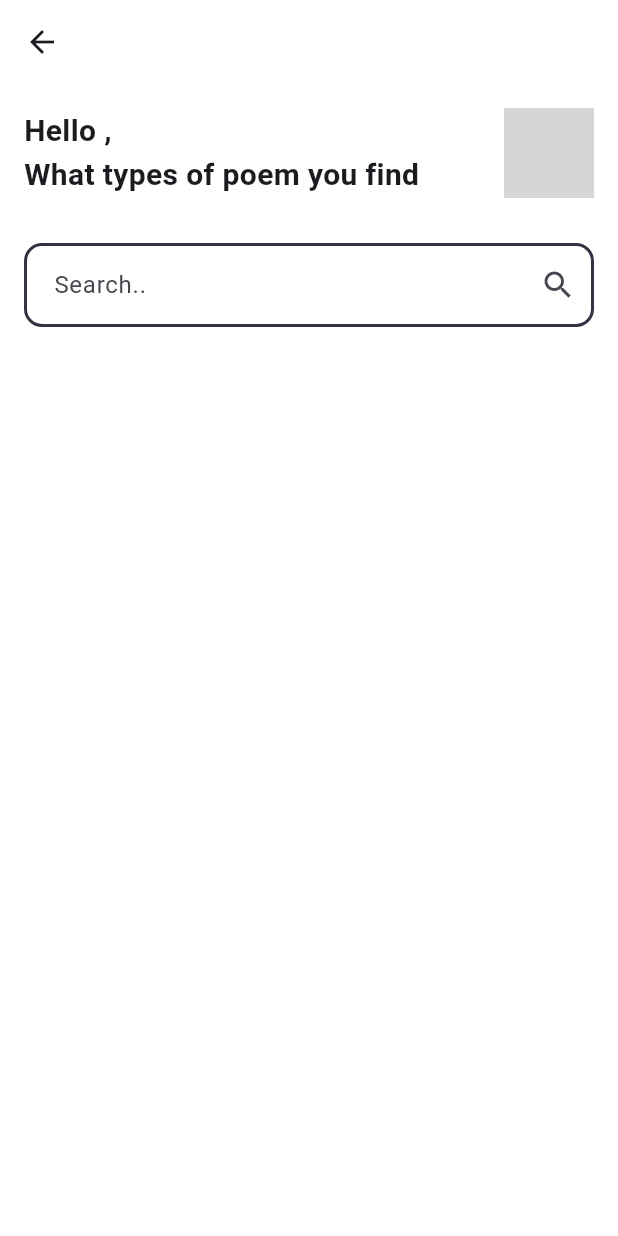
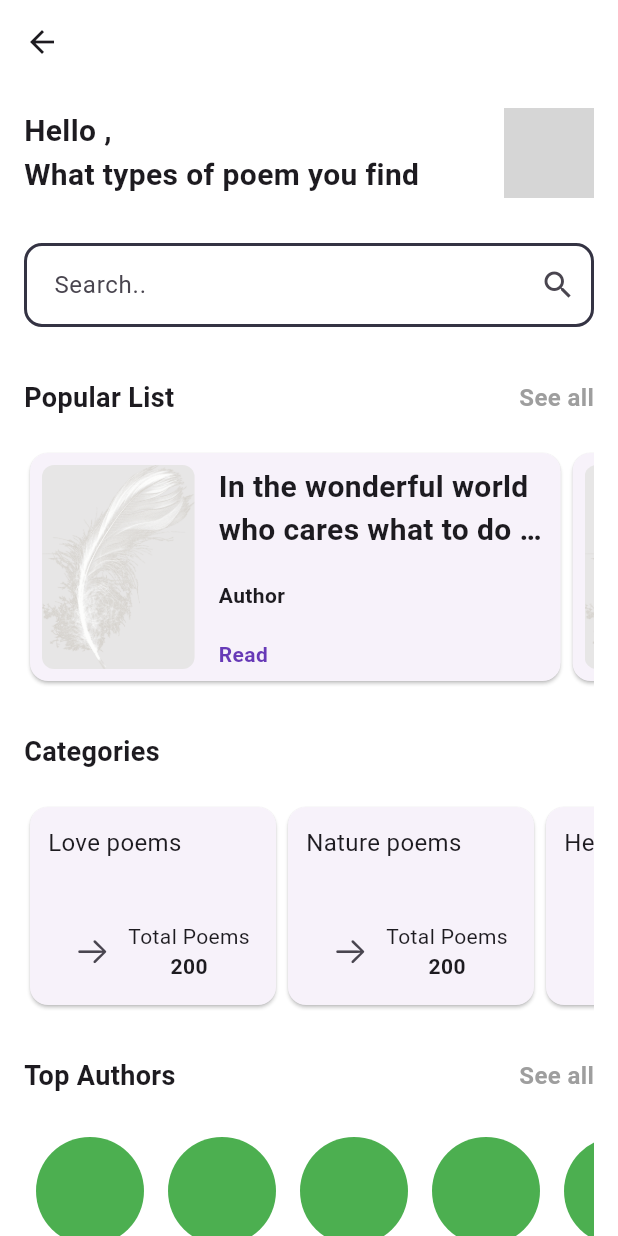
Before and after one commit to dipankarupd/Poets-Paradise-A-Poetry-App, a Flutter app: the HomePage screen opened directly, on a phone screen of 412 x 824 dp. Run offline on Flutter 3.47's test engine with Material 3 defaults, Android fonts, the phone set to English and light mode, and no system bars; our stand-ins replace animated_splash_screen, cloud_firestore, dotted_border, firebase_auth, firebase_core, firebase_storage and 7 more; accounts and stored records are empty; network calls fail; grey boxes are pictures that could not be loaded.

Commit message:
update home UI

```diff
--- a/lib/features/poetry/presentation/page/home/home_page.dart
+++ b/lib/features/poetry/presentation/page/home/home_page.dart
@@ -2,8 +2,12 @@ import 'package:flutter/material.dart';
 import 'package:flutter_bloc/flutter_bloc.dart';
 import 'package:poets_paradise/cores/palette/app_palette.dart';
 import 'package:poets_paradise/cores/utils/loader.dart';
+import 'package:poets_paradise/cores/utils/poetry_categories.dart';
 import 'package:poets_paradise/features/poetry/presentation/bloc/poetry_bloc.dart';
+import 'package:poets_paradise/features/poetry/presentation/widget/author_list_display.dart';
 import 'package:poets_paradise/features/poetry/presentation/widget/home_header.dart';
+import 'package:poets_paradise/features/poetry/presentation/widget/poetry_category_card.dart';
+import 'package:poets_paradise/features/poetry/presentation/widget/popular_poetry_card.dart';
 import 'package:poets_paradise/features/poetry/presentation/widget/search_bar.dart';
 
 class HomePage extends StatefulWidget {
@@ -20,6 +24,7 @@ class _HomePageState extends State<HomePage> {
     context.read<PoetryBloc>().add(PoetryInitialEvent());
   }
 
+  final categoryList = getCategoriesList();
   @override
   Widget build(BuildContext context) {
     return BlocBuilder<PoetryBloc, PoetryState>(
@@ -35,15 +40,102 @@ class _HomePageState extends State<HomePage> {
             appBar: AppBar(
               backgroundColor: AppPallete.backgroundColor,
             ),
-            body: const Padding(
-              padding: EdgeInsets.all(16),
-              child: Column(
-                crossAxisAlignment: CrossAxisAlignment.start,
-                children: [
-                  HomePageHeader(),
-                  SizedBox(height: 30),
-                  CustomSearchBar(),
-                ],
+            body: SingleChildScrollView(
+              child: Padding(
+                padding: const EdgeInsets.all(16),
+                child: Column(
+                  crossAxisAlignment: CrossAxisAlignment.start,
+                  children: [
+                    const HomePageHeader(),
+                    const SizedBox(height: 30),
+                    const CustomSearchBar(),
+                    const SizedBox(height: 30),
+                    const Row(
+                      mainAxisAlignment: MainAxisAlignment.spaceBetween,
+                      children: [
+                        Text(
+                          'Popular List',
+                          style: TextStyle(
+                            fontSize: 18,
+                            fontWeight: FontWeight.bold,
+                          ),
+                        ),
+                        Text(
+                          'See all',
+                          style: TextStyle(
+                            fontSize: 16,
+                            fontWeight: FontWeight.w600,
+                            color: AppPallete.greyColor,
+                          ),
+                        ),
+                      ],
+                    ),
+                    const SizedBox(height: 20),
+                    SizedBox(
+                      height: 160,
+                      child: ListView.builder(
+                        scrollDirection: Axis.horizontal,
+                        itemBuilder: (context, index) {
+                          return const PopularPoetryCard();
+                        },
+                        itemCount: 3,
+                      ),
+                    ),
+                    const SizedBox(height: 30),
+                    Text(
+                      'Categories',
+                      style: TextStyle(
+                        fontSize: 18,
+                        fontWeight: FontWeight.bold,
+                      ),
+                    ),
+                    const SizedBox(height: 20),
+                    SizedBox(
+                      height: 140,
+                      child: ListView.builder(
+                        scrollDirection: Axis.horizontal,
+                        itemBuilder: (context, index) {
+                          return PoetryCategoryCard(
+                            category: categoryList[index],
+                          );
+                        },
+                        itemCount: categoryList.length,
+                      ),
+                    ),
+                    SizedBox(height: 30),
+                    const Row(
+                      mainAxisAlignment: MainAxisAlignment.spaceBetween,
+                      children: [
+                        Text(
+                          'Top Authors',
+                          style: TextStyle(
+                            fontSize: 18,
+                            fontWeight: FontWeight.bold,
+                          ),
+                        ),
+                        Text(
+                          'See all',
+                          style: TextStyle(
+                            fontSize: 16,
+                            fontWeight: FontWeight.w600,
+                            color: AppPallete.greyColor,
+                          ),
+                        ),
+                      ],
+                    ),
+                    const SizedBox(height: 20),
+                    SizedBox(
+                      height: 120,
+                      child: ListView.builder(
+                        scrollDirection: Axis.horizontal,
+                        itemBuilder: (context, index) {
+                          return const AuthorListDisplay();
+                        },
+                        itemCount: 5,
+                      ),
+                    ),
+                  ],
+                ),
               ),
             ),
           );
--- /dev/null
+++ b/lib/features/poetry/presentation/widget/author_list_display.dart
@@ -0,0 +1,24 @@
+import 'package:flutter/material.dart';
+
+class AuthorListDisplay extends StatelessWidget {
+  const AuthorListDisplay({super.key});
+
+  @override
+  Widget build(BuildContext context) {
+    return const Padding(
+      padding: EdgeInsets.all(8.0),
+      child: Column(
+        children: [
+          CircleAvatar(
+            radius: 36,
+            backgroundColor: Colors.green,
+          ),
+          Text(
+            'username',
+            style: TextStyle(fontWeight: FontWeight.bold, fontSize: 14),
+          )
+        ],
+      ),
+    );
+  }
+}
--- /dev/null
+++ b/lib/features/poetry/presentation/widget/poetry_category_card.dart
@@ -0,0 +1,49 @@
+// ignore_for_file: public_member_api_docs, sort_constructors_first
+import 'package:flutter/cupertino.dart';
+import 'package:flutter/material.dart';
+
+class PoetryCategoryCard extends StatelessWidget {
+  final String category;
+  const PoetryCategoryCard({
+    Key? key,
+    required this.category,
+  }) : super(key: key);
+
+  @override
+  Widget build(BuildContext context) {
+    return Card(
+      child: Padding(
+        padding: EdgeInsets.all(12),
+        child: Column(
+          mainAxisAlignment: MainAxisAlignment.spaceBetween,
+          children: [
+            SizedBox(
+              width: 140,
+              child: Text(
+                '$category poems',
+                style: TextStyle(fontWeight: FontWeight.w400, fontSize: 16),
+              ),
+            ),
+            Row(
+              children: [
+                IconButton(
+                  onPressed: () {},
+                  icon: Icon(CupertinoIcons.arrow_right),
+                ),
+                Column(
+                  children: [
+                    Text('Total Poems'),
+                    Text(
+                      '200',
+                      style: TextStyle(fontWeight: FontWeight.bold),
+                    ),
+                  ],
+                )
+              ],
+            )
+          ],
+        ),
+      ),
+    );
+  }
+}
--- /dev/null
+++ b/lib/features/poetry/presentation/widget/popular_poetry_card.dart
@@ -0,0 +1,71 @@
+import 'package:flutter/material.dart';
+import 'package:poets_paradise/cores/palette/app_palette.dart';
+
+class PopularPoetryCard extends StatelessWidget {
+  const PopularPoetryCard({super.key});
+
+  @override
+  Widget build(BuildContext context) {
+    return Card(
+      child: Row(
+        children: [
+          Padding(
+            padding: const EdgeInsets.all(8),
+            child: ClipRRect(
+              borderRadius: BorderRadius.circular(8),
+              child: Image.asset(
+                'assets/images/poetry.jpg',
+
+                fit: BoxFit.cover, // Ensure image fits well
+              ),
+            ),
+          ),
+          Padding(
+            padding: const EdgeInsets.all(8),
+            child: Expanded(
+              child: Column(
+                mainAxisAlignment: MainAxisAlignment.spaceBetween,
+                crossAxisAlignment: CrossAxisAlignment.start,
+                children: [
+                  Container(
+                    width: 220,
+                    child: const Text(
+                      'In the wonderful world who cares what to do I dont know',
+                      style: TextStyle(
+                        fontWeight: FontWeight.bold,
+                        fontSize: 20,
+                      ),
+                      maxLines: 2,
+                      overflow: TextOverflow.ellipsis,
+                    ),
+                  ),
+                  Container(
+                    width: 220,
+                    child: const Text(
+                      'Author',
+                      style: TextStyle(
+                        fontWeight: FontWeight.bold,
+                        fontSize: 14,
+                      ),
+                      maxLines: 2,
+                      overflow: TextOverflow.ellipsis,
+                    ),
+                  ),
+                  GestureDetector(
+                    onTap: () {},
+                    child: const Text(
+                      'Read',
+                      style: TextStyle(
+                          color: AppPallete.purpleColor,
+                          fontWeight: FontWeight.w600),
+                    ),
+                  ),
+                ],
+              ),
+            ),
+          )
+        ],
+      ),
+    );
+  }
+}
```
